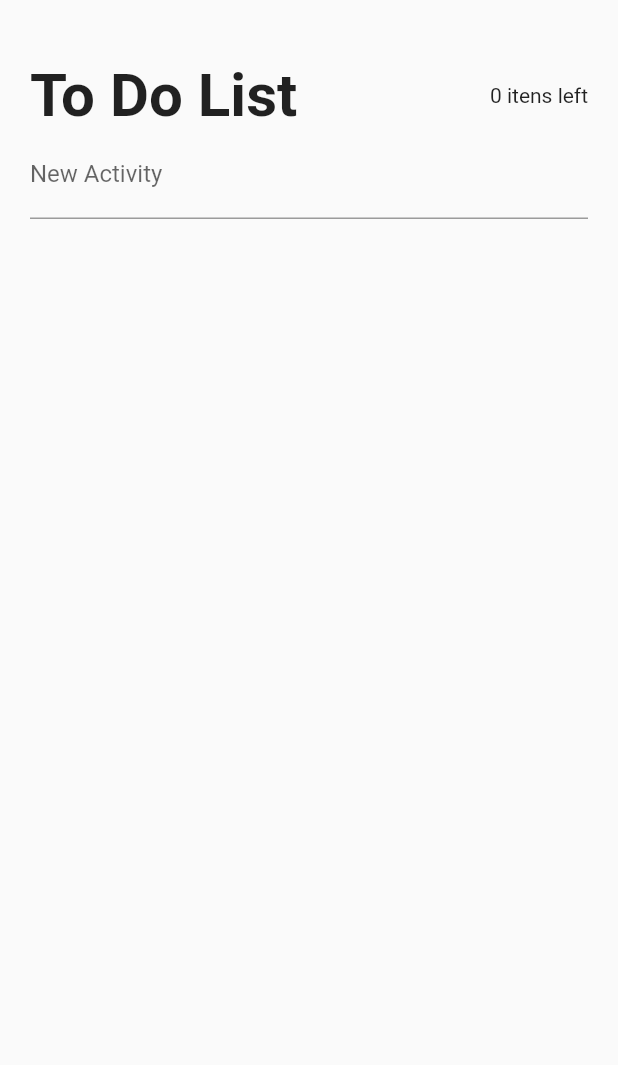
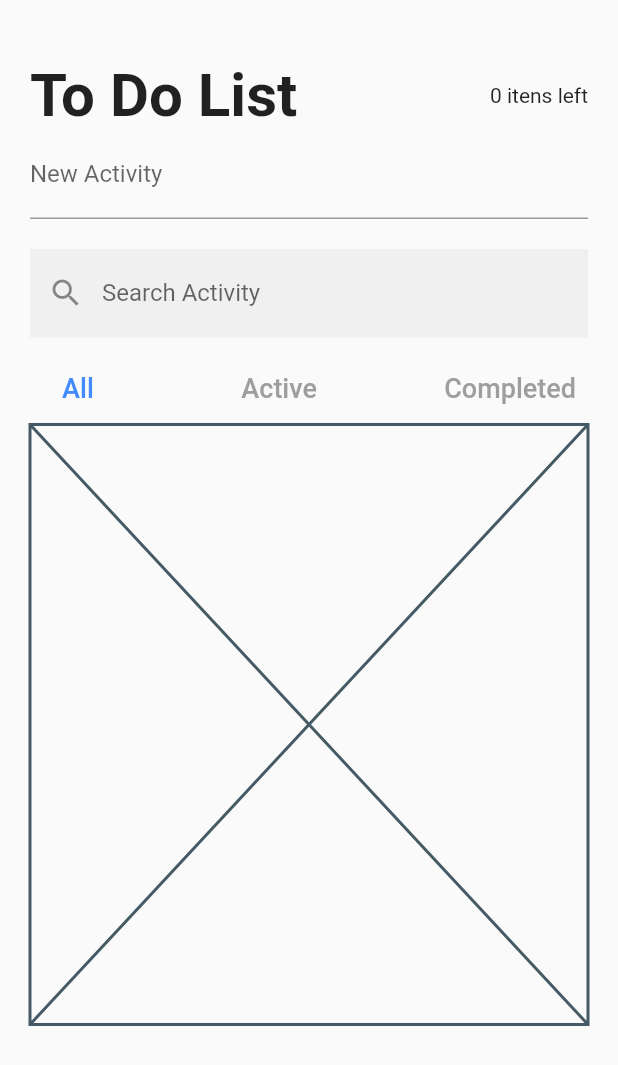
Before and after one commit to matheusmei/todo_app_cubit_project, a Flutter app: the screen it shows after launch, on a phone screen of 412 x 824 dp. Shown: the top 1065 px of the screen. Run offline on Flutter 3.47's test engine with Material 2 defaults, Android fonts, the phone set to English and light mode, and no system bars; our stand-ins replace bloc, equatable, flutter_bloc.

Commit message:
created the search and filter activity, started the creation of activities list

```diff
--- /dev/null
+++ b/lib/pages/home/components/search_and_filter_activity.dart
@@ -0,0 +1,62 @@
+import 'package:flutter/material.dart';
+import 'package:flutter_bloc/flutter_bloc.dart';
+import 'package:todo_app_cubit_project/cubits/cubits.dart';
+import 'package:todo_app_cubit_project/models/todo_model.dart';
+
+class SearchAndFilterActivity extends StatelessWidget {
+  const SearchAndFilterActivity({super.key});
+
+  @override
+  Widget build(BuildContext context) {
+    return Column(
+      children: <Widget>[
+        TextField(
+          decoration: const InputDecoration(
+              labelText: 'Search Activity',
+              border: InputBorder.none,
+              filled: true,
+              prefixIcon: Icon(Icons.search)),
+          onChanged: (String? searchActivity) {
+            if (searchActivity != null) {
+              context.read<SearchsCubit>().setActivitySearch(searchActivity);
+            }
+          },
+        ),
+        const SizedBox(
+          height: 10.0,
+        ),
+        Row(
+          mainAxisAlignment: MainAxisAlignment.spaceBetween,
+          children: [
+            filterButton(context, Filters.all),
+            filterButton(context, Filters.active),
+            filterButton(context, Filters.completed),
+          ],
+        )
+      ],
+    );
+  }
+}
+
+Widget filterButton(BuildContext context, Filters filter) {
+  final buttonName = filter == Filters.all
+      ? 'All'
+      : filter == Filters.active
+          ? 'Active'
+          : 'Completed';
+
+  final currentFilter = context.watch<FiltersCubit>().state.filter;
+
+  return TextButton(
+    onPressed: () {
+      context.read<FiltersCubit>().changeFilter(filter);
+    },
+    child: Text(
+      buttonName,
+      style: TextStyle(
+        color: currentFilter == filter ? Colors.blueAccent : Colors.grey,
+        fontSize: 18.0,
+      ),
+    ),
+  );
+}
--- /dev/null
+++ b/lib/pages/home/components/show_activities.dart
@@ -0,0 +1,10 @@
+import 'package:flutter/material.dart';
+
+class ShowActivities extends StatelessWidget {
+  const ShowActivities({super.key});
+
+  @override
+  Widget build(BuildContext context) {
+    return const Placeholder();
+  }
+}
--- a/lib/pages/home/home_page.dart
+++ b/lib/pages/home/home_page.dart
@@ -2,6 +2,8 @@ import 'package:flutter/material.dart';
 import 'package:flutter_bloc/flutter_bloc.dart';
 import 'package:todo_app_cubit_project/cubits/activities_count/activities_count_cubit.dart';
 import 'package:todo_app_cubit_project/cubits/cubits.dart';
+import 'package:todo_app_cubit_project/pages/home/components/search_and_filter_activity.dart';
+import 'package:todo_app_cubit_project/pages/home/components/show_activities.dart';
 import 'package:todo_app_cubit_project/pages/home/components/todo_create_activity.dart';
 
 import 'components/todo_header.dart';
@@ -20,7 +22,7 @@ class HomePage extends StatelessWidget {
             vertical: 40.0,
           ),
           child: Column(
-            children: const  [
+            children: const [
               TodoHeader(),
               // BlocBuilder<ActivitiesCountCubit, ActivitiesCountState>(
               // builder: (context, state) {
@@ -43,7 +45,12 @@ class HomePage extends StatelessWidget {
               // TodoCreateActivity(onActivityAdded: (newActivity) {
               //   context.read<TodoListCubit>().addActivity(newActivity);
               // }),
-             TodoCreateActivity()
+              TodoCreateActivity(),
+              SizedBox(
+                height: 20.0,
+              ),
+              SearchAndFilterActivity(),
+              ShowActivities(),
             ],
           ),
         ),
```
Lines whose indentation alone changed are shown as unchanged.
